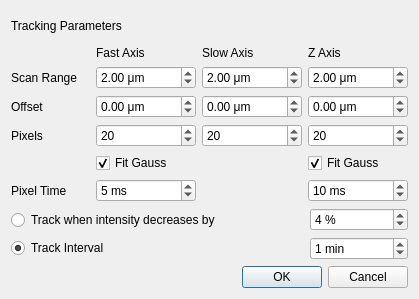
Old version of the form src/qudi/gui/confocal/set_tracking_parameters.ui in the repository tugatoconhelado/Qoptics_exp.
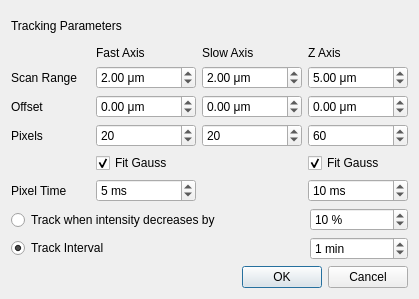
New version of the form.

Commit message: Tracking with TCSPC intensity

What changed in the file:
```diff
--- a/src/qudi/gui/confocal/set_tracking_parameters.ui
+++ b/src/qudi/gui/confocal/set_tracking_parameters.ui
@@ -71,7 +71,7 @@
             <double>0.010000000000000</double>
            </property>
            <property name="value">
-            <double>2.000000000000000</double>
+            <double>5.000000000000000</double>
            </property>
           </widget>
          </item>
@@ -117,7 +117,7 @@
             <number>99999999</number>
            </property>
            <property name="value">
-            <number>20</number>
+            <number>60</number>
            </property>
           </widget>
          </item>
@@ -362,7 +362,7 @@
             <number>100</number>
            </property>
            <property name="value">
-            <number>4</number>
+            <number>10</number>
            </property>
           </widget>
          </item>
```
The commit also changes 10 other files.
